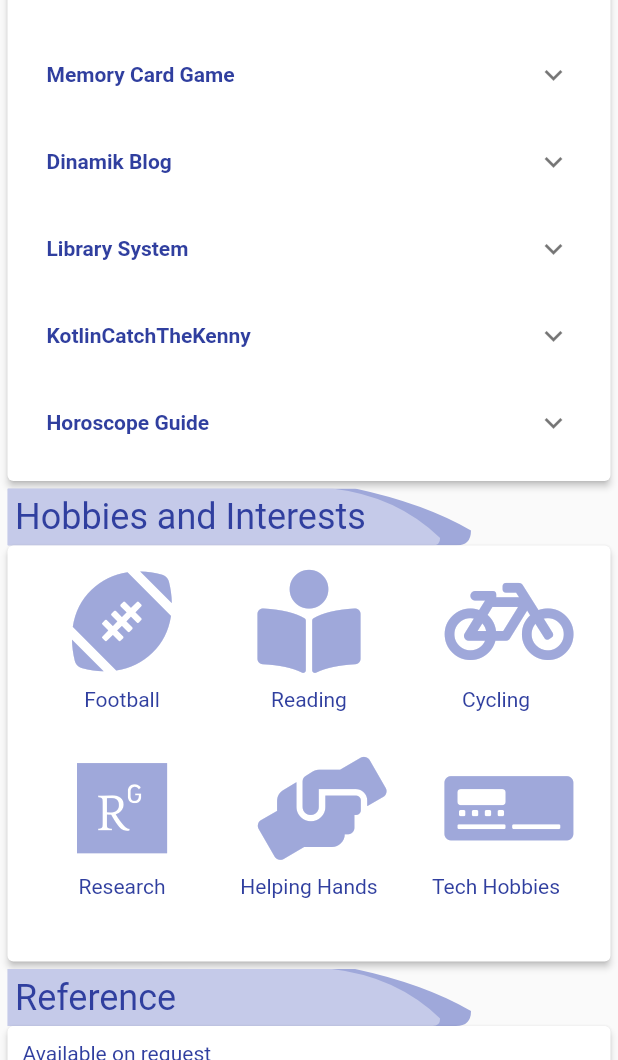
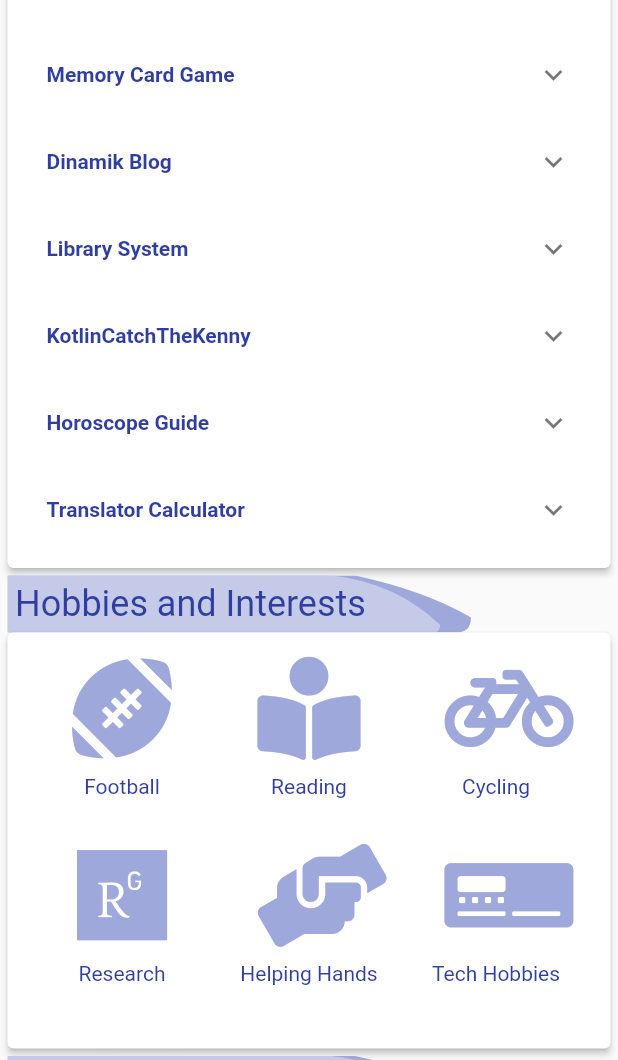
Before and after one commit to mustafauys/Resume-UI-Design, a Flutter app: the screen it shows after launch, scrolled down 1152 dp, on a phone screen of 412 x 824 dp, the part 176-1236 px from its top. Run offline on Flutter 3.47's test engine with Material 2 defaults, Android fonts, the phone set to English and light mode, and no system bars; our stand-ins replace flutter_linkify, font_awesome_flutter.

```diff
--- a/lib/resumecontent/mustafa_resume_content.dart
+++ b/lib/resumecontent/mustafa_resume_content.dart
@@ -116,6 +116,11 @@ class MustafaResumeContent {
             description:
                 "A simple application that will help the user to learn the basic features of the zodiac signs.",
             link: "https://github.com/UysalMustafaa/Burc_Rehberi"),
+        ContentExperience(
+            title: "Translator Calculator",
+            description:
+                "The application that calculates the average of the points you get from your courses at the end of the year at the university from a score above four.",
+            link: "https://github.com/UysalMustafaa/Ortalama-Hesapla"),
       ],
       communityWorkList: [
         ContentExperience(
```
